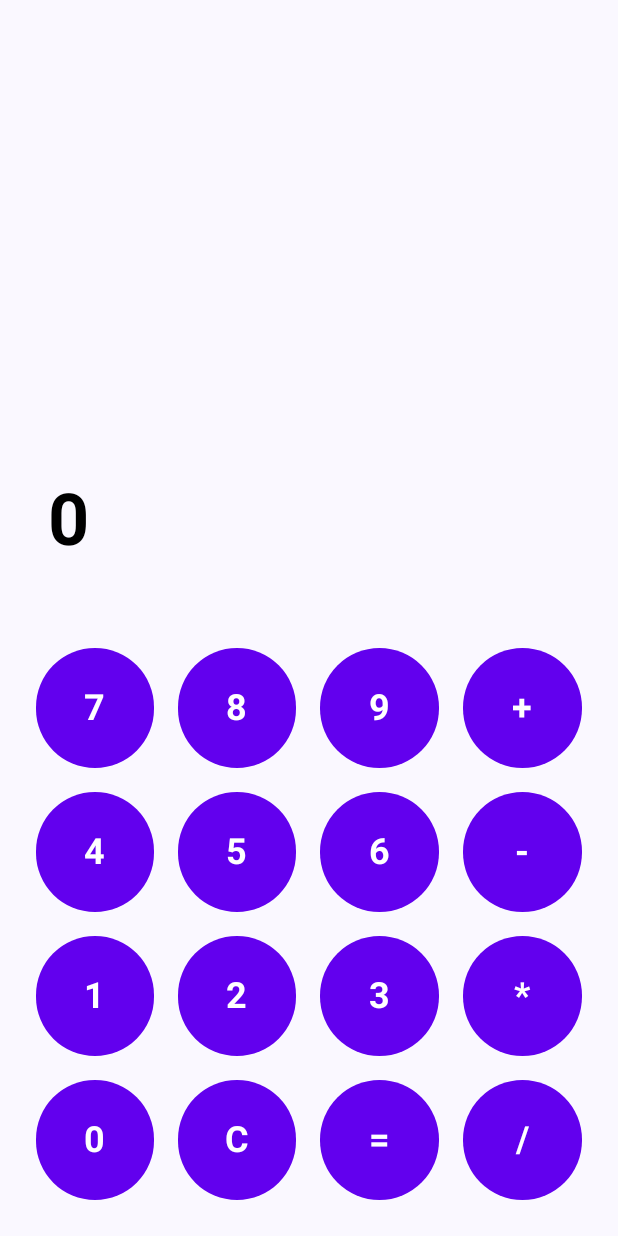
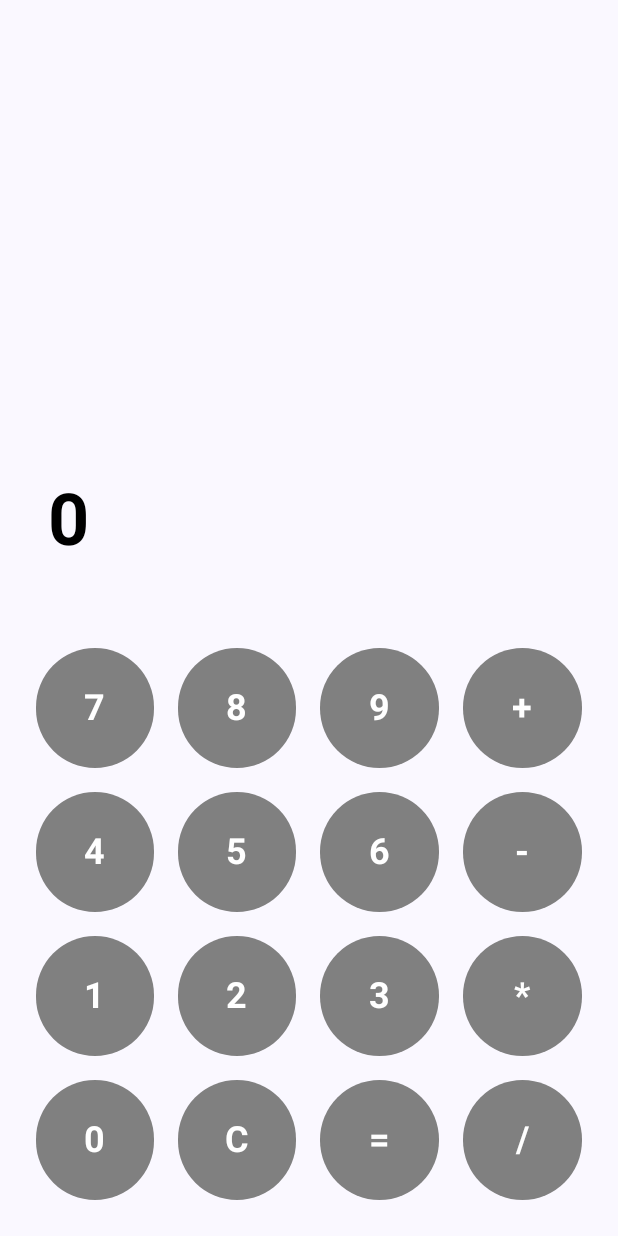
Before and after one commit to RenatoB04/P01-DJPM, an Android app built with Jetpack Compose: the screen it shows after launch (MainActivity), on a phone screen of 412 x 824 dp. Run offline under Robolectric (Android 15) with nearby library versions, the phone set to English and light mode, and no system bars.

Commit message:
Changed button color

```diff
--- a/app/src/main/java/com/example/p01_djpm/ui/theme/Screen.kt
+++ b/app/src/main/java/com/example/p01_djpm/ui/theme/Screen.kt
@@ -114,7 +114,7 @@ fun CalculatorButton(text: String, onClick: () -> Unit, modifier: Modifier = Mod
         onClick = onClick,
         shape = CircleShape,
         colors = ButtonDefaults.buttonColors(
-            containerColor = Color(0xFF6200EE),
+            containerColor = Color(0xFF808080),
             contentColor = Color.White
         ),
         modifier = modifier.size(80.dp)
```
